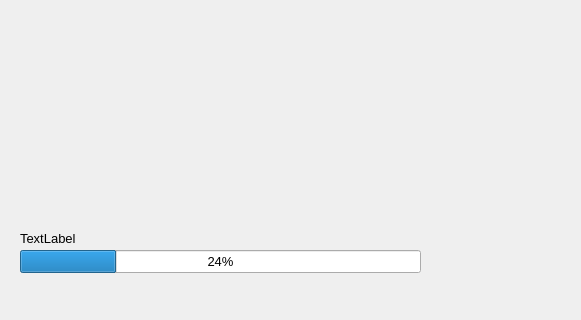
The window that mainwindow.ui (starlingcode/viaflash) describes before a commit, drawn with Qt 5; both pictures show x 0 to 581 and y 320 to 640 of the 800 by 640 pixel window.
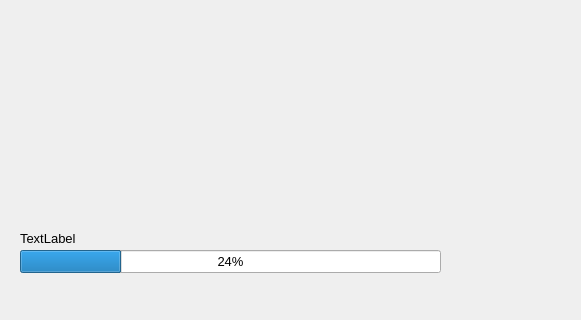
The same window after the commit.

Commit message: Not working progress bar on main window

Patch:
```diff
--- a/mainwindow.ui
+++ b/mainwindow.ui
@@ -363,7 +363,7 @@
      <rect>
       <x>20</x>
       <y>570</y>
-      <width>401</width>
+      <width>421</width>
       <height>23</height>
      </rect>
     </property>
```
The commit also changes 3 other files.
